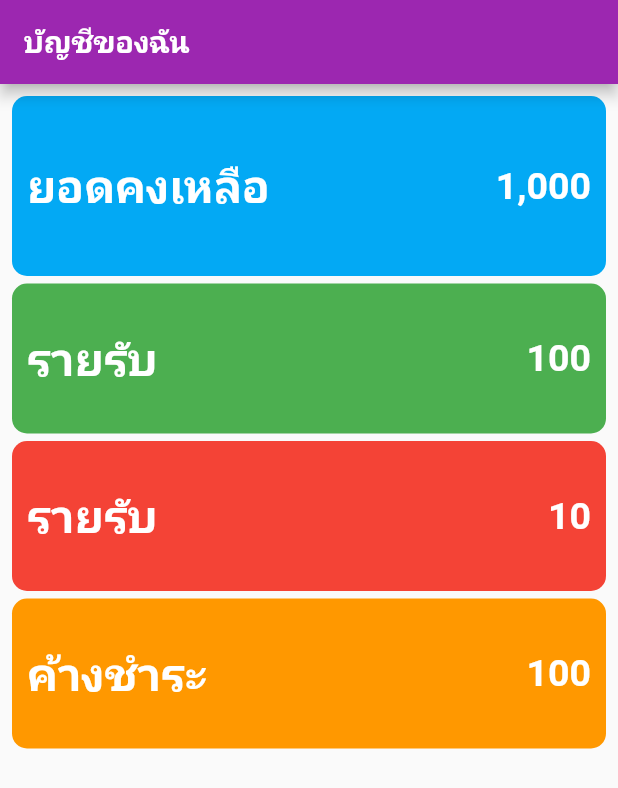
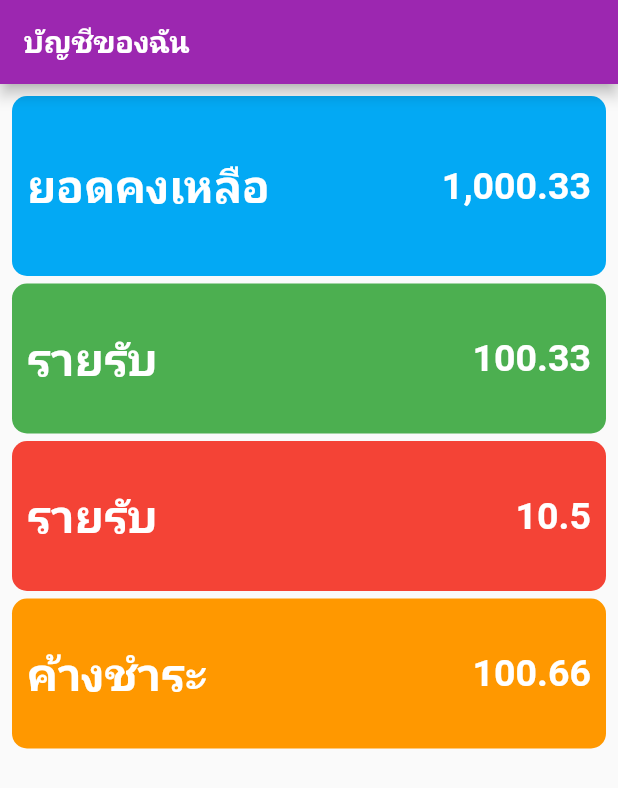
Before and after one commit to siraphak/basic_flutter, a Flutter app: the screen it shows after launch, on a phone screen of 412 x 824 dp. Shown: the top 788 px of the screen. Run offline on Flutter 3.47's test engine with Material 2 defaults, Android fonts, the phone set to English and light mode, and no system bars.

Commit message:
ทศนิยม

```diff
--- a/lib/main.dart
+++ b/lib/main.dart
@@ -36,19 +36,19 @@ class _MyHomePageState extends State<MyHomePage> {
           padding: const EdgeInsets.all(8.0),
           child: Column(
             children: [
-              MoneyBox("ยอดคงเหลือ", 1000, Colors.lightBlue, 120),
+              MoneyBox("ยอดคงเหลือ", 1000.33, Colors.lightBlue, 120),
               SizedBox(
                 height: 5,
               ),
-              MoneyBox("รายรับ", 100, Colors.green, 100),
+              MoneyBox("รายรับ", 100.33, Colors.green, 100),
               SizedBox(
                 height: 5,
               ),
-              MoneyBox("รายรับ", 10, Colors.red, 100),
+              MoneyBox("รายรับ", 10.5, Colors.red, 100),
               SizedBox(
                 height: 5,
               ),
-              MoneyBox("ค้างชำระ", 100, Colors.orange, 100)
+              MoneyBox("ค้างชำระ", 100.66, Colors.orange, 100)
             ],
           ),
         ));
```
